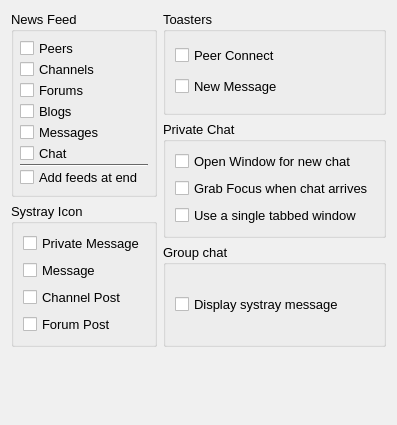
Old version of the form retroshare-gui/src/gui/settings/NotifyPage.ui in the repository RetroShare/RetroShare.
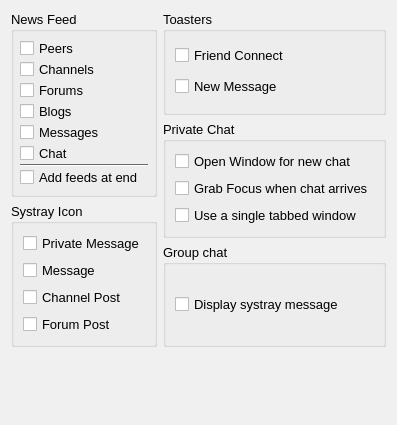
New version of the form.

Commit message: renamed Peer Connect/Online to Friend Connect/Online

The edit to the form file:
```diff
--- a/retroshare-gui/src/gui/settings/NotifyPage.ui
+++ b/retroshare-gui/src/gui/settings/NotifyPage.ui
@@ -644,7 +644,7 @@
           <item>
            <widget class="QCheckBox" name="popup_Connect">
             <property name="text">
-             <string>Peer Connect</string>
+             <string>Friend Connect</string>
             </property>
            </widget>
           </item>
```
The commit also changes 1 other file.
